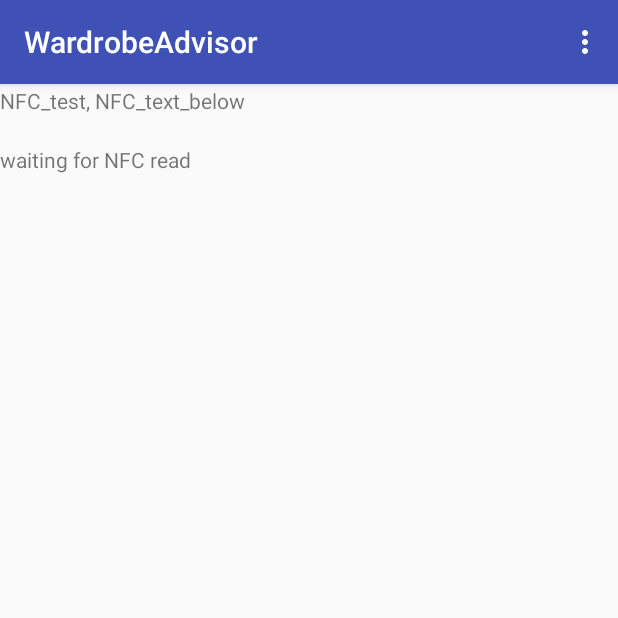
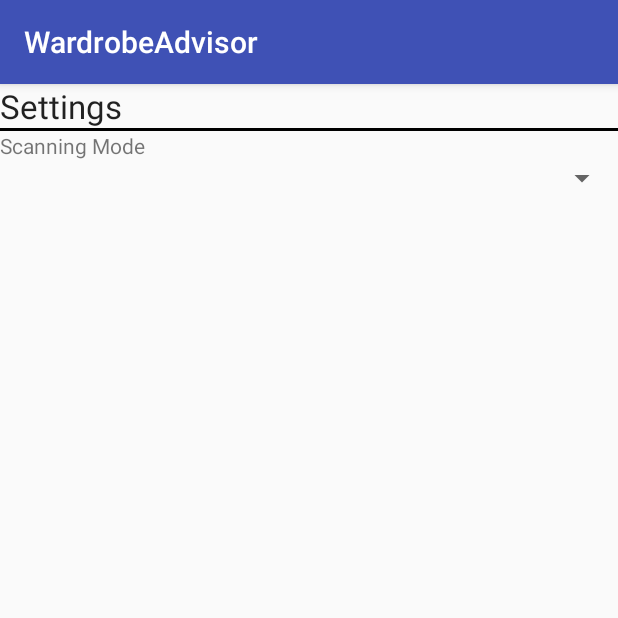
Before and after one commit to mxumichael/WardrobeAdvisor, an Android app: the nfc_test_page screen opened directly, with no data from a screen before it, in the options menu, after a tap on "Settings", on a phone screen of 412 x 824 dp, the top half of it. Run offline under Robolectric (Android 15) with nearby library versions, the phone set to English and light mode, and no system bars.

Commit message:
adding a test settings page, also changed nfc icon from mail icon to an actual nfc icon
Merge remote-tracking branch 'origin/master'

# Conflicts:
#	app/src/main/java/com/example/anandchandrasekar/wardrobeadvisor/Home.java
#	app/src/main/res/layout/content_home.xml

```diff
--- a/app/src/main/AndroidManifest.xml
+++ b/app/src/main/AndroidManifest.xml
@@ -41,6 +41,8 @@
         </activity>
         <activity android:name=".nfc_test_page" >
         </activity>
+        <activity android:name=".SettingsView" >
+        </activity>
     </application>
 
 
--- a/app/src/main/java/com/example/anandchandrasekar/wardrobeadvisor/Home.java
+++ b/app/src/main/java/com/example/anandchandrasekar/wardrobeadvisor/Home.java
@@ -1,5 +1,6 @@
 package com.example.anandchandrasekar.wardrobeadvisor;
 
+import android.content.Context;
 import android.content.Intent;
 import android.nfc.NfcAdapter;
 import android.os.Bundle;
@@ -99,6 +100,9 @@ public class Home extends AppCompatActivity {
 
         //noinspection SimplifiableIfStatement
         if (id == R.id.action_settings) {
+            Intent i = new Intent(getApplicationContext(), SettingsView.class);
+            i.putExtra("option", R.id.action_settings);
+            startActivity(i);
             return true;
         }
 
--- a/app/src/main/java/com/example/anandchandrasekar/wardrobeadvisor/nfc_test_page.java
+++ b/app/src/main/java/com/example/anandchandrasekar/wardrobeadvisor/nfc_test_page.java
@@ -49,6 +49,7 @@ public class nfc_test_page extends AppCompatActivity {
 //            }
 //        });
     }
+
 
     private void nfcTest() {
         mNfcAdapter = NfcAdapter.getDefaultAdapter(this);
@@ -207,6 +208,9 @@ public class nfc_test_page extends AppCompatActivity {
 
         //noinspection SimplifiableIfStatement
         if (id == R.id.action_settings) {
+            Intent i = new Intent(getApplicationContext(), SettingsView.class);
+            i.putExtra("option",R.id.action_settings);
+            startActivity(i);
             return true;
         }
 
--- a/app/src/main/res/layout/activity_home.xml
+++ b/app/src/main/res/layout/activity_home.xml
@@ -17,7 +17,7 @@
     <android.support.design.widget.FloatingActionButton android:id="@+id/fab"
         android:layout_width="wrap_content" android:layout_height="wrap_content"
         android:layout_gravity="bottom|end" android:layout_margin="@dimen/fab_margin"
-        android:src="@android:drawable/ic_dialog_email" />
+        android:src="@drawable/nfc_logo_36" />
 
     <android.support.design.widget.FloatingActionButton android:id="@+id/fab1"
         android:layout_width="wrap_content" android:layout_height="wrap_content"
--- a/app/src/main/res/menu/menu_home.xml
+++ b/app/src/main/res/menu/menu_home.xml
@@ -1,6 +1,6 @@
 <menu xmlns:android="http://schemas.android.com/apk/res/android"
     xmlns:app="http://schemas.android.com/apk/res-auto"
-    xmlns:tools="http://schemas.android.com/tools" tools:context=".Home">
+    xmlns:tools="http://schemas.android.com/tools" tools:context=".menu_home">
     <item android:id="@+id/action_settings" android:title="@string/action_settings"
         android:orderInCategory="100" app:showAsAction="never" />
 </menu>
```
Also changed, not shown: app/src/main/java/com/example/anandchandrasekar/wardrobeadvisor/SettingsView.java (+23 -25 lines).
